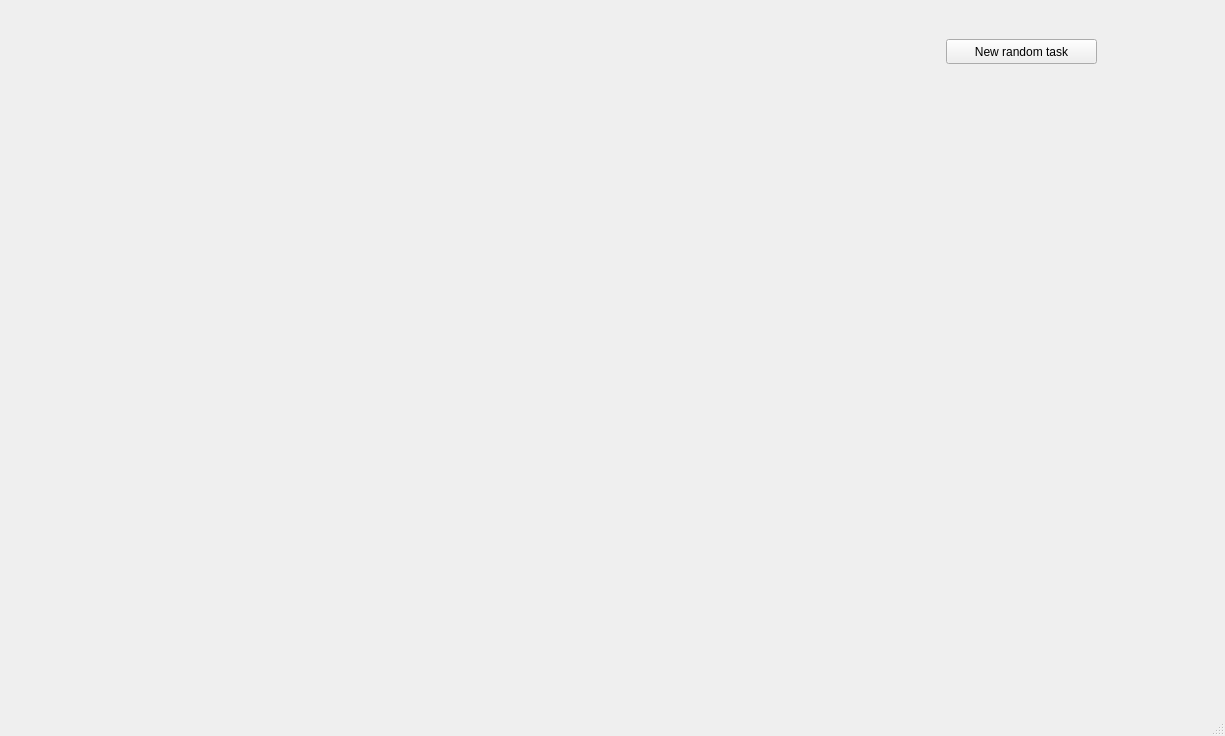
Above: syssoft/scheduling/mainwindow.ui from surtweig/kpi-assignments before the change. Below: the same form after it.
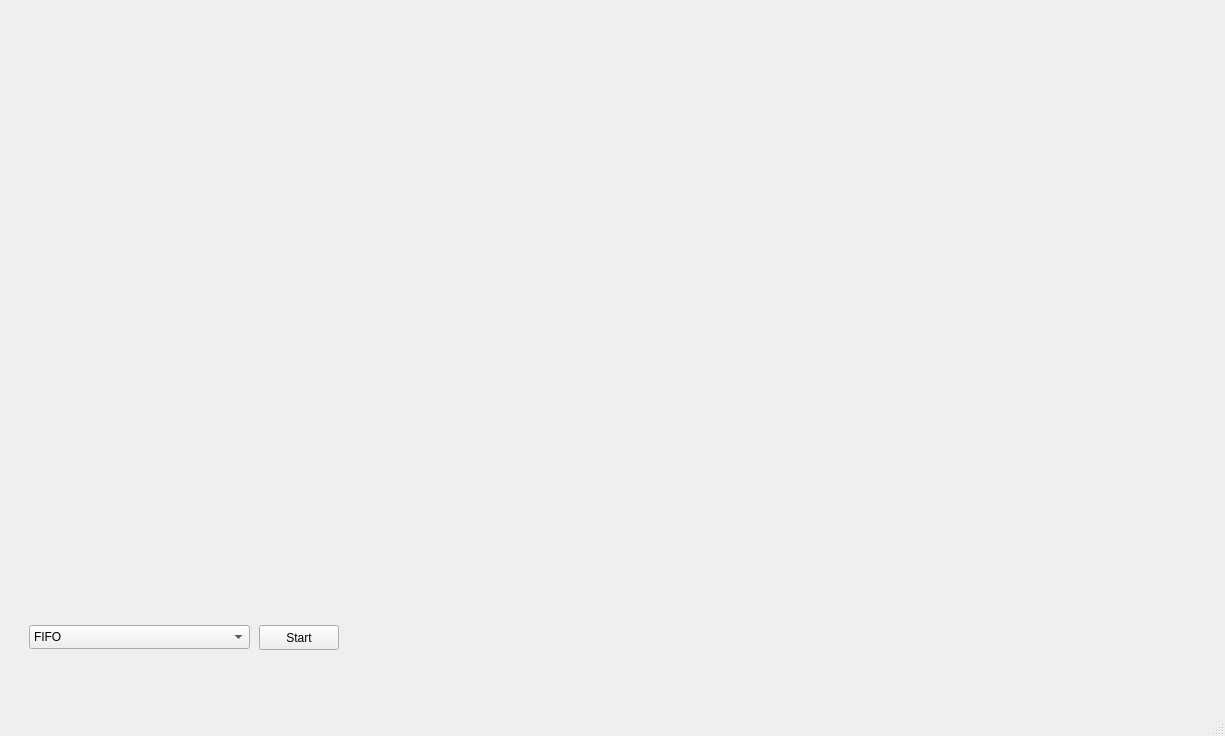
That is the form after the change.

What changed in the file:
```diff
--- a/syssoft/scheduling/mainwindow.ui
+++ b/syssoft/scheduling/mainwindow.ui
@@ -14,7 +14,7 @@
    <string>MainWindow</string>
   </property>
   <widget class="QWidget" name="centralwidget">
-   <layout class="QHBoxLayout" name="horizontalLayout">
+   <layout class="QVBoxLayout" name="verticalLayout">
     <item>
      <widget class="QWidget" name="DrawWidget" native="true"/>
     </item>
@@ -22,21 +22,66 @@
      <widget class="QWidget" name="widget_2" native="true">
       <property name="maximumSize">
        <size>
-        <width>300</width>
-        <height>16777215</height>
+        <width>16777215</width>
+        <height>100</height>
        </size>
       </property>
-      <widget class="QPushButton" name="CreateTaskBtn">
+      <widget class="QComboBox" name="comboBox">
        <property name="geometry">
         <rect>
-         <x>30</x>
-         <y>30</y>
-         <width>151</width>
+         <x>20</x>
+         <y>20</y>
+         <width>221</width>
+         <height>24</height>
+        </rect>
+       </property>
+       <item>
+        <property name="text">
+         <string>FIFO</string>
+        </property>
+       </item>
+       <item>
+        <property name="text">
+         <string>Priority FIFO</string>
+        </property>
+       </item>
+       <item>
+        <property name="text">
+         <string>Shortest job first</string>
+        </property>
+       </item>
+       <item>
+        <property name="text">
+         <string>Round robin</string>
+        </property>
+       </item>
+       <item>
+        <property name="text">
+         <string>LIFO</string>
+        </property>
+       </item>
+       <item>
+        <property name="text">
+         <string>Random</string>
+        </property>
+       </item>
+       <item>
+        <property name="text">
+         <string>FBn</string>
+        </property>
+       </item>
+      </widget>
+      <widget class="QPushButton" name="StartStopBtn">
+       <property name="geometry">
+        <rect>
+         <x>250</x>
+         <y>20</y>
+         <width>80</width>
          <height>25</height>
         </rect>
        </property>
        <property name="text">
-        <string>New random task</string>
+        <string>Start</string>
        </property>
       </widget>
      </widget>
```
